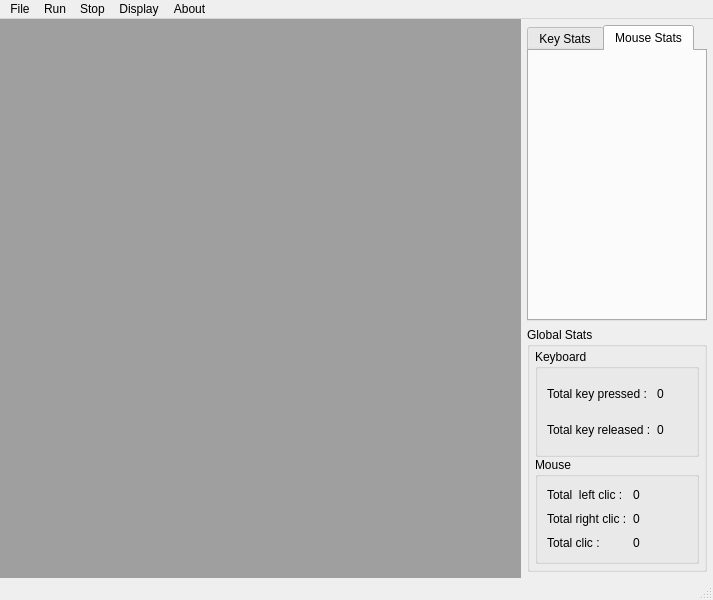
Dufeu/MR52_R-n-Game, file ui/mrMainWindow.ui: the form before one commit.
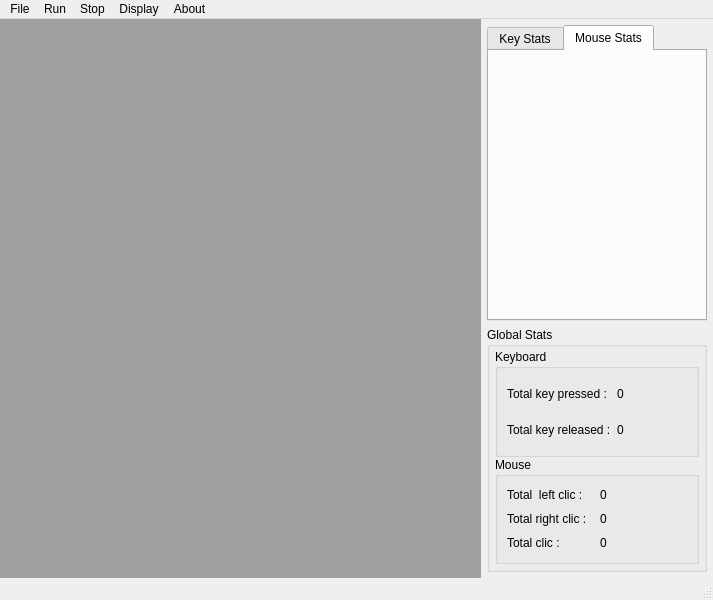
The form after the commit. The open tabs and pages were chosen to show the change. Icons and pictures are not drawn.

Patch:
```diff
--- a/ui/mrMainWindow.ui
+++ b/ui/mrMainWindow.ui
@@ -55,12 +55,15 @@
          <widget class="QTabWidget" name="tabWidget">
           <property name="minimumSize">
            <size>
-            <width>180</width>
+            <width>220</width>
             <height>0</height>
            </size>
           </property>
           <property name="currentIndex">
-           <number>0</number>
+           <number>1</number>
+          </property>
+          <property name="movable">
+           <bool>true</bool>
           </property>
           <widget class="QWidget" name="KeyTab">
            <attribute name="title">
@@ -71,6 +74,14 @@
            <attribute name="title">
             <string>Mouse Stats</string>
            </attribute>
+           <layout class="QGridLayout" name="gridLayout_6">
+            <property name="margin">
+             <number>0</number>
+            </property>
+            <item row="0" column="0">
+             <layout class="QGridLayout" name="MouseTabLayout"/>
+            </item>
+           </layout>
           </widget>
          </widget>
         </item>
```
Left out of the diff: 51 changed lines with no effect on the pictures.
